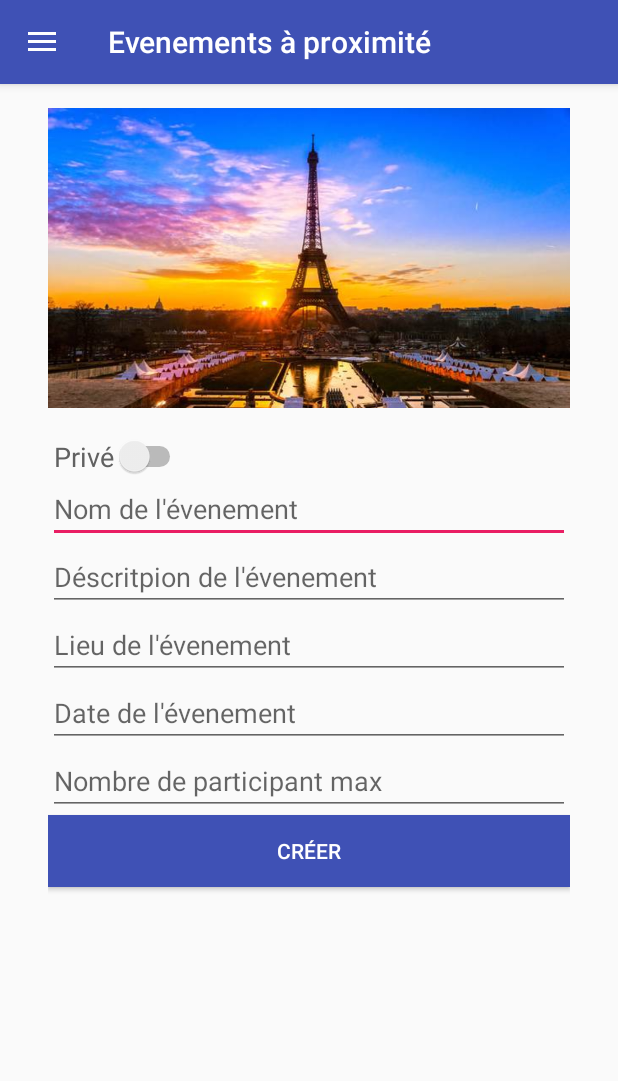
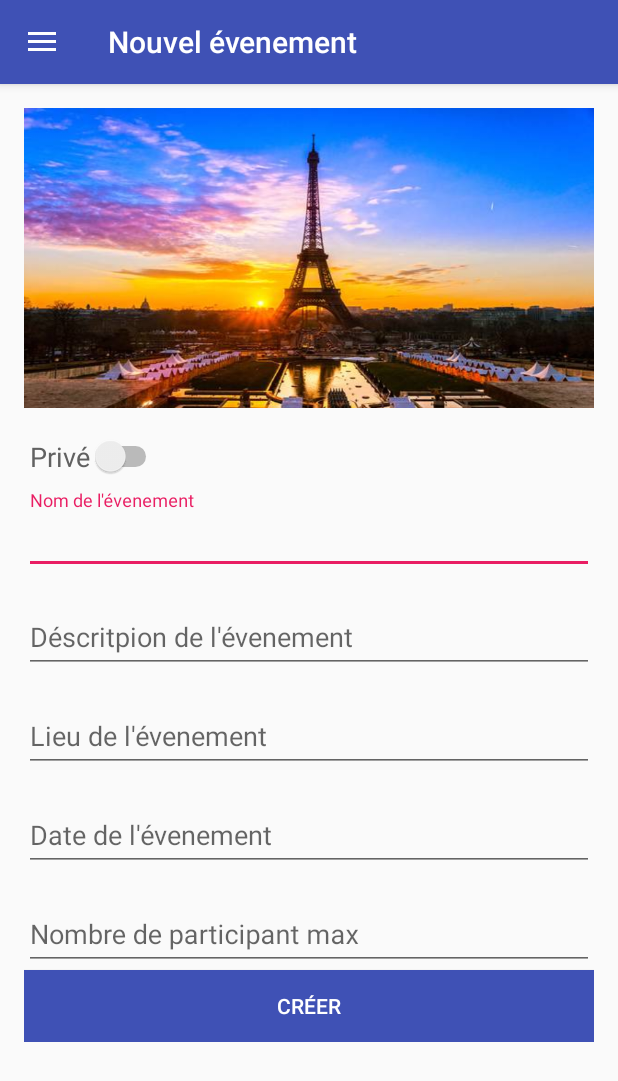
Before and after one commit to arnaud-roland/Wavent-Android, an Android app: the DrawerActivity screen opened directly, with no data from a screen before it, in the side drawer, after a tap on "Créer un évenements", on a phone screen of 412 x 824 dp. Shown: the top 1081 px of the screen. Run offline under Robolectric (Android 15) with nearby library versions, the phone set to English and light mode, and no system bars; our stand-ins replace Volley, data binding; network calls fail.

Commit message:
Changement des hint sur l'écran CreateEvent + Modification de l'affichage du fragment info quand on participe à l'event + Creation du fragment setting

```diff
--- a/app/src/main/java/com/wavent/src/activity/CreateEventFragment.java
+++ b/app/src/main/java/com/wavent/src/activity/CreateEventFragment.java
@@ -105,6 +105,11 @@ public class CreateEventFragment extends Fragment {
         });
     }
 
+    @Override
+    public void onResume() {
+        super.onResume();
+        getActivity().setTitle("Nouvel évenement");
+    }
 
     public void createEvent(View view){
 
--- a/app/src/main/java/com/wavent/src/activity/DrawerActivity.java
+++ b/app/src/main/java/com/wavent/src/activity/DrawerActivity.java
@@ -76,7 +76,7 @@ public class DrawerActivity extends AppCompatActivity {
         } else if (id == R.id.nav_profile) {
             fragmentClass = UserFragment.class;
         } else if (id == R.id.nav_send) {
-            //agmentClass = FragmentTwo.class;
+            fragmentClass = SettingFragment.class;
         }
         launchFragment(fragmentClass, param);
     }
--- a/app/src/main/java/com/wavent/src/activity/ListAllEventFragment.java
+++ b/app/src/main/java/com/wavent/src/activity/ListAllEventFragment.java
@@ -13,6 +13,7 @@ import android.view.MenuInflater;
 import android.view.MenuItem;
 import android.view.View;
 import android.view.ViewGroup;
+import android.widget.ProgressBar;
 
 import com.android.volley.VolleyError;
 import com.google.gson.Gson;
@@ -42,6 +43,7 @@ public class ListAllEventFragment extends Fragment {
 
     private RecyclerView recyclerView;
     private RecyclerAdapter recyclerAdapter;
+    private ProgressBar pbListeDesEvents;
     private List<Event> currentEvents = new ArrayList<>();
 
     public ListAllEventFragment() {
@@ -68,10 +70,9 @@ public class ListAllEventFragment extends Fragment {
     public void onActivityCreated(Bundle savedInstanceState) {
         super.onActivityCreated(savedInstanceState);
 
-//        getActivity().setTitle("Evenements à proximités");
-
         //Set up du recycler view
         LinearLayoutManager linearLayoutManager = new LinearLayoutManager(getActivity());
+        pbListeDesEvents = (ProgressBar) getActivity().findViewById(R.id.pbListeDesEvents);
         recyclerView = (RecyclerView) getActivity().findViewById(R.id.recyclerView);
         recyclerView.setLayoutManager(linearLayoutManager);
         recyclerAdapter = new RecyclerAdapter(this.recyclerView, currentEvents);
@@ -91,6 +92,7 @@ public class ListAllEventFragment extends Fragment {
     @Override
     public void onResume() {
         super.onResume();
+        getActivity().setTitle("Evenements à proximité");
         currentEvents.clear();
         recyclerAdapter.notifyDataSetChanged();
         recyclerAdapter.setLoaded();
@@ -138,6 +140,7 @@ public class ListAllEventFragment extends Fragment {
                 currentEvents.addAll(events);
                 recyclerAdapter.notifyDataSetChanged();
                 recyclerAdapter.setLoaded();
+                pbListeDesEvents.setVisibility(View.GONE);
             }
 
             @Override
--- a/app/src/main/java/com/wavent/src/activity/UserFragment.java
+++ b/app/src/main/java/com/wavent/src/activity/UserFragment.java
@@ -46,5 +46,10 @@ public class UserFragment extends Fragment {
 
     }
 
+    @Override
+    public void onResume() {
+        super.onResume();
+        getActivity().setTitle("Mes informations");
 
+    }
 }
--- a/app/src/main/res/layout/fragment_create_event.xml
+++ b/app/src/main/res/layout/fragment_create_event.xml
@@ -4,11 +4,13 @@
     xmlns:tools="http://schemas.android.com/tools"
     android:layout_width="match_parent"
     android:layout_height="match_parent"
-    android:paddingLeft="@dimen/activity_horizontal_margin"
-    android:paddingRight="@dimen/activity_horizontal_margin"
     app:layout_behavior="@string/appbar_scrolling_view_behavior"
     tools:context=".src.activity.DrawerActivity"
     tools:showIn="@layout/app_bar_main">
+
+    <ScrollView
+        android:layout_width="wrap_content"
+        android:layout_height="wrap_content">
 
         <LinearLayout
             xmlns:tools="http://schemas.android.com/tools"
@@ -40,6 +42,11 @@
                 xmlns:android="http://schemas.android.com/apk/res/android"
                 android:id="@+id/switch1"></Switch>
 
+            <android.support.design.widget.TextInputLayout
+                android:layout_width="match_parent"
+                android:layout_height="wrap_content"
+                android:layout_marginTop="10dp">
+
                 <EditText
                     android:layout_width="match_parent"
                     android:layout_height="wrap_content"
@@ -47,6 +54,12 @@
                     android:singleLine="true"
                     android:hint="@string/label_name_event"
                     android:layout_gravity="center_horizontal" />
+            </android.support.design.widget.TextInputLayout>
+
+            <android.support.design.widget.TextInputLayout
+                android:layout_width="match_parent"
+                android:layout_height="wrap_content"
+                android:layout_marginTop="10dp">
 
                 <EditText
                     android:layout_width="match_parent"
@@ -55,7 +68,12 @@
                     android:singleLine="true"
                     android:hint="@string/label_subject_event"
                     android:layout_gravity="center_horizontal" />
+            </android.support.design.widget.TextInputLayout>
 
+            <android.support.design.widget.TextInputLayout
+                android:layout_width="match_parent"
+                android:layout_height="wrap_content"
+                android:layout_marginTop="10dp">
                 <EditText
                     android:layout_width="match_parent"
                     android:layout_height="wrap_content"
@@ -63,16 +81,26 @@
                     android:singleLine="true"
                     android:hint="@string/label_address_event"
                     android:layout_gravity="center_horizontal" />
+            </android.support.design.widget.TextInputLayout>
 
+            <android.support.design.widget.TextInputLayout
+                android:layout_width="match_parent"
+                android:layout_height="wrap_content"
+                android:layout_marginTop="10dp">
                 <EditText
                     android:layout_width="match_parent"
                     android:layout_height="wrap_content"
                     android:id="@+id/editTextDate"
-            android:focusable="true"
                     android:singleLine="true"
+                    android:focusable="false"
                     android:hint="@string/label_date_event"
                     android:layout_gravity="center_horizontal" />
+            </android.support.design.widget.TextInputLayout>
 
+            <android.support.design.widget.TextInputLayout
+                android:layout_width="match_parent"
+                android:layout_height="wrap_content"
+                android:layout_marginTop="10dp">
                 <EditText
                     android:layout_width="match_parent"
                     android:layout_height="wrap_content"
@@ -81,6 +109,7 @@
                     android:singleLine="true"
                     android:hint="@string/label_nbPartMax_event"
                     android:layout_gravity="center_horizontal" />
+            </android.support.design.widget.TextInputLayout>
 
             <Button
                 android:layout_width="fill_parent"
@@ -91,4 +120,6 @@
                 android:id="@+id/button2"
                 android:layout_gravity="center_horizontal"/>
         </LinearLayout>
+
+    </ScrollView>
 </FrameLayout>
--- a/app/src/main/res/values/colors.xml
+++ b/app/src/main/res/values/colors.xml
@@ -3,7 +3,10 @@
     <color name="colorPrimary">#3F51B5</color>
     <color name="colorPrimaryDark">#303F9F</color>
     <color name="colorAccent">#E91E63</color>
-    <color name="pink">#E91E63</color>
+    <color name="teal">#009688</color>
+    <color name="green">#4CAF50</color>
+    <color name="light_green">#8BC34A</color>
+    <color name="lime">#CDDC39</color>
     <color name="grey">#757575</color>
     <color name="grey_icon">#616161</color>
 </resources>
```
Also changed, not shown: app/src/main/java/com/wavent/src/activity/EventInfoFragment.java (+24 -0 lines), app/src/main/java/com/wavent/src/activity/ListMyEventFragment.java (+10 -0 lines), app/src/main/java/com/wavent/src/activity/SettingFragment.java (added, +38 -0 lines), app/src/main/java/com/wavent/src/model/User.java (+33 -0 lines), app/src/main/res/layout/fragment_event_info.xml (+15 -0 lines), app/src/main/res/layout/fragment_list_events.xml (+19 -3 lines), app/src/main/res/layout/fragment_setting.xml (added, +12 -0 lines). Lines whose indentation alone changed are shown as unchanged.
